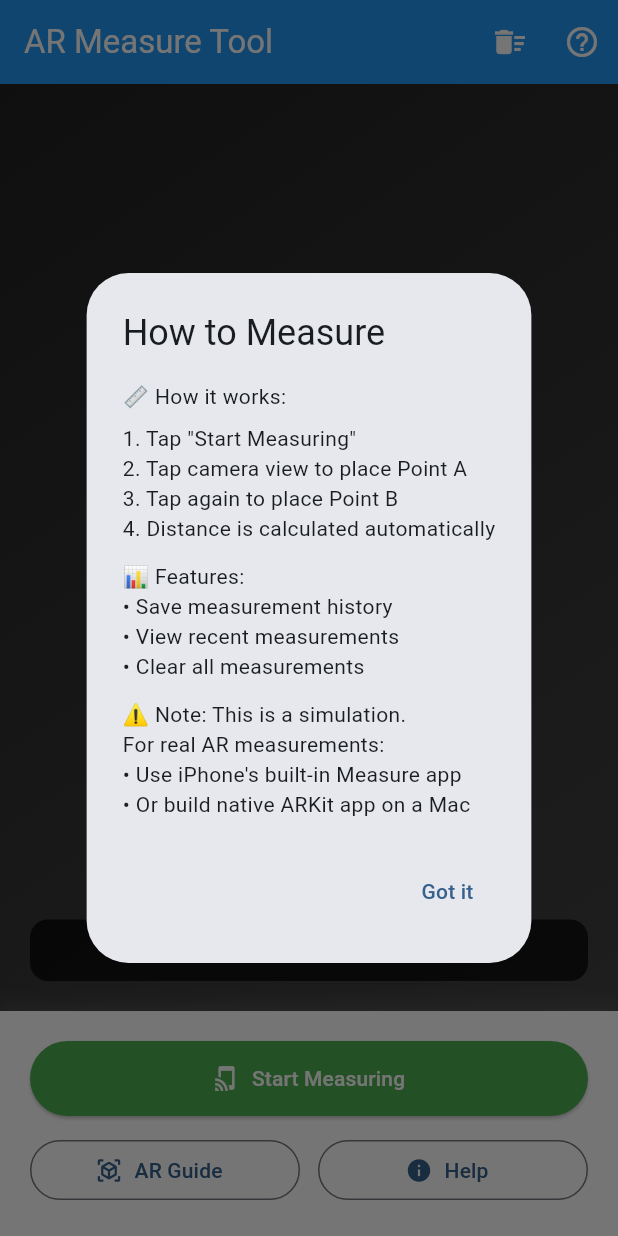
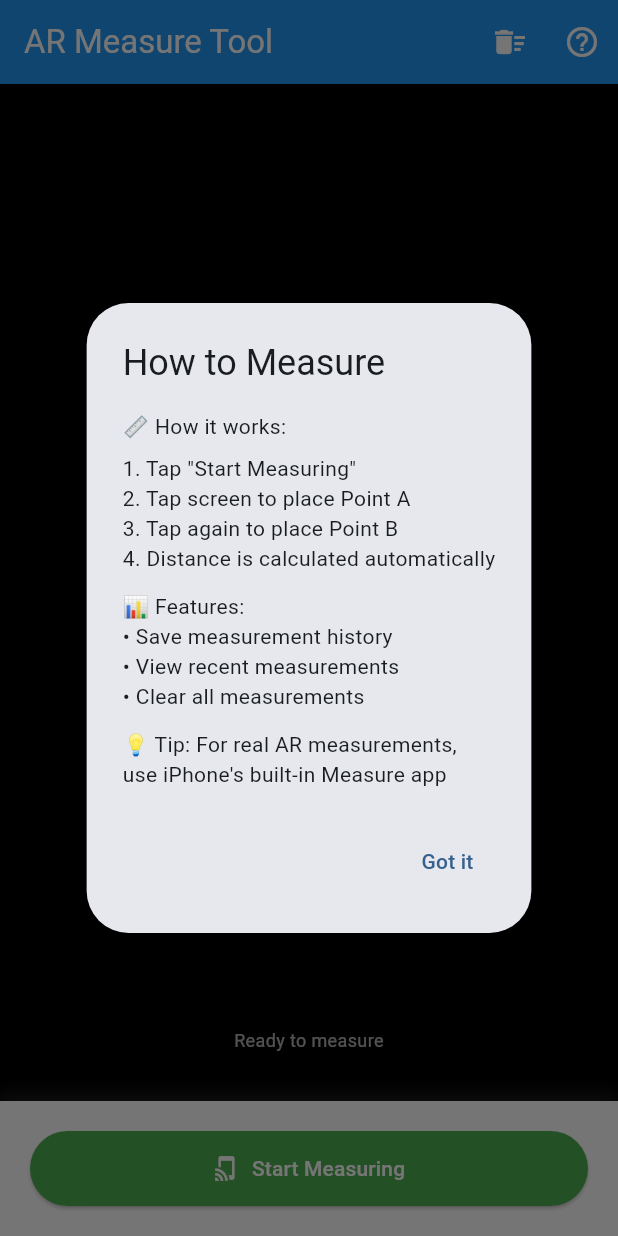
Before and after one commit to veenlf/measure_app, a Flutter app: the screen it shows after launch, after a tap on "Start Measuring", after a tap on the "delete sweep" icon, after a tap on the "help outline" icon, on a phone screen of 412 x 824 dp. Run offline on Flutter 3.47's test engine with Material 3 defaults, Android fonts, the phone set to English and light mode, and no system bars.

Commit message:
measure app trial

```diff
--- a/lib/main.dart
+++ b/lib/main.dart
@@ -32,7 +32,7 @@ class _ARMeasureScreenState extends State<ARMeasureScreen> {
   bool isMeasuring = false;
   String currentStatus = "Ready to measure";
   double currentDistance = 0.0;
-  int measurementStep = 0; // 0 = not measuring, 1 = waiting for first tap, 2 = waiting for second tap
+  int measurementStep = 0;
 
   @override
   Widget build(BuildContext context) {
@@ -51,7 +51,9 @@ class _ARMeasureScreenState extends State<ARMeasureScreen> {
                 measurementStep = 0;
                 currentStatus = "Ready to measure";
               });
-              _showSnackBar('All measurements cleared');
+              ScaffoldMessenger.of(context).showSnackBar(
+                const SnackBar(content: Text('All measurements cleared')),
+              );
             },
           ),
           IconButton(
@@ -62,7 +64,7 @@ class _ARMeasureScreenState extends State<ARMeasureScreen> {
       ),
       body: Column(
         children: [
-          // AR Camera View (Simulated for Web)
+          // Main AR Area
           Expanded(
             flex: 3,
             child: GestureDetector(
@@ -71,42 +73,34 @@ class _ARMeasureScreenState extends State<ARMeasureScreen> {
                 color: Colors.black,
                 child: Stack(
                   children: [
-                    // Camera placeholder
-                    Container(
-                      decoration: BoxDecoration(
-                        gradient: LinearGradient(
-                          begin: Alignment.topLeft,
-                          end: Alignment.bottomRight,
-                          colors: [Colors.grey[900]!, Colors.grey[800]!],
-                        ),
-                      ),
-                      child: Center(
+                    // Background with instructions
+                    Center(
                       child: Column(
                         mainAxisAlignment: MainAxisAlignment.center,
                         children: [
                           Icon(
-                              Icons.camera_alt,
+                            Icons.center_focus_strong,
                             size: 80,
                             color: Colors.white.withOpacity(0.3),
                           ),
                           const SizedBox(height: 20),
                           Text(
-                              'Tap anywhere to measure',
+                            'Tap to Measure',
                             style: TextStyle(
                               color: Colors.white.withOpacity(0.5),
-                                fontSize: 16,
+                              fontSize: 18,
+                              fontWeight: FontWeight.bold,
                             ),
                           ),
                           const SizedBox(height: 10),
                           Text(
-                              'Point A → Point B = Distance',
+                            'Tap anywhere to place points',
                             style: TextStyle(
                               color: Colors.white.withOpacity(0.3),
                               fontSize: 12,
                             ),
                           ),
                         ],
-                        ),
                       ),
                     ),
 
@@ -127,7 +121,7 @@ class _ARMeasureScreenState extends State<ARMeasureScreen> {
                       ),
                     ),
 
-                    // Current measurement display
+                    // Measurement Display
                     if (currentDistance > 0 && measurementStep == 0)
                       Positioned(
                         top: 20,
@@ -160,7 +154,7 @@ class _ARMeasureScreenState extends State<ARMeasureScreen> {
                         ),
                       ),
 
-                    // Measuring status
+                    // Measuring Status
                     if (measurementStep > 0)
                       Positioned(
                         top: 20,
@@ -181,7 +175,7 @@ class _ARMeasureScreenState extends State<ARMeasureScreen> {
                                   fontWeight: FontWeight.bold,
                                 ),
                               ),
-                              const SizedBox(height: 5),
+                              const SizedBox(height: 8),
                               LinearProgressIndicator(
                                 backgroundColor: Colors.white.withOpacity(0.3),
                                 valueColor: const AlwaysStoppedAnimation(Colors.white),
@@ -191,7 +185,7 @@ class _ARMeasureScreenState extends State<ARMeasureScreen> {
                         ),
                       ),
 
-                    // Status
+                    // Status Bar
                     Positioned(
                       bottom: 20,
                       left: 20,
@@ -244,13 +238,6 @@ class _ARMeasureScreenState extends State<ARMeasureScreen> {
                             color: Colors.white,
                             borderRadius: BorderRadius.circular(12),
                             border: Border.all(color: Colors.grey.shade300),
-                            boxShadow: [
-                              BoxShadow(
-                                color: Colors.grey.withOpacity(0.1),
-                                blurRadius: 4,
-                                offset: const Offset(0, 2),
-                              ),
-                            ],
                           ),
                           child: Column(
                             mainAxisAlignment: MainAxisAlignment.center,
@@ -279,7 +266,7 @@ class _ARMeasureScreenState extends State<ARMeasureScreen> {
               ),
             ),
 
-          // Control Buttons
+          // Buttons
           Container(
             padding: const EdgeInsets.all(20),
             decoration: BoxDecoration(
@@ -293,9 +280,7 @@ class _ARMeasureScreenState extends State<ARMeasureScreen> {
                 ),
               ],
             ),
-            child: Column(
-              children: [
-                Row(
+            child: Row(
               children: [
                 Expanded(
                   child: ElevatedButton.icon(
@@ -311,28 +296,6 @@ class _ARMeasureScreenState extends State<ARMeasureScreen> {
                 ),
               ],
             ),
-                const SizedBox(height: 12),
-                Row(
-                  children: [
-                    Expanded(
-                      child: OutlinedButton.icon(
-                        onPressed: _openARGuide,
-                        icon: const Icon(Icons.view_in_ar),
-                        label: const Text('AR Guide'),
-                      ),
-                    ),
-                    const SizedBox(width: 12),
-                    Expanded(
-                      child: OutlinedButton.icon(
-                        onPressed: _showHelp,
-                        icon: const Icon(Icons.info),
-                        label: const Text('Help'),
-                      ),
-                    ),
-                  ],
-                ),
-              ],
-            ),
           ),
         ],
       ),
@@ -341,15 +304,16 @@ class _ARMeasureScreenState extends State<ARMeasureScreen> {
 
   void _handleTap() {
     if (measurementStep == 1) {
-      // First tap - Place Point A
       setState(() {
         measurementStep = 2;
         currentStatus = 'Tap again to place Point B';
       });
-      _showSnackBar('📍 Point A placed');
+      ScaffoldMessenger.of(context).showSnackBar(
+        const SnackBar(content: Text('📍 Point A placed'), duration: Duration(seconds: 1)),
+      );
     }
     else if (measurementStep == 2) {
-      // Second tap - Place Point B and calculate distance
+      // Simulate a measurement (15-65 cm range)
       final simulatedDistance = 15.0 + (DateTime.now().millisecondsSinceEpoch % 500) / 10;
 
       setState(() {
@@ -357,7 +321,6 @@ class _ARMeasureScreenState extends State<ARMeasureScreen> {
         measurementStep = 0;
         currentStatus = 'Measurement complete! ${simulatedDistance.toStringAsFixed(1)} cm';
 
-        // Save measurement
         measurements.insert(
           0,
           Measurement(
@@ -368,7 +331,9 @@ class _ARMeasureScreenState extends State<ARMeasureScreen> {
         );
       });
 
-      _showSnackBar('📏 Measured: ${simulatedDistance.toStringAsFixed(1)} cm');
+      ScaffoldMessenger.of(context).showSnackBar(
+        SnackBar(content: Text('📏 Measured: ${simulatedDistance.toStringAsFixed(1)} cm')),
+      );
     }
   }
 
@@ -377,44 +342,8 @@ class _ARMeasureScreenState extends State<ARMeasureScreen> {
       measurementStep = 1;
       currentStatus = 'Tap screen to place Point A';
     });
-    _showSnackBar('Tap anywhere on the camera view to start measuring');
-  }
-
-  void _openARGuide() {
-    showDialog(
-      context: context,
-      builder: (context) => AlertDialog(
-        title: const Text('AR on iPhone'),
-        content: const Column(
-          mainAxisSize: MainAxisSize.min,
-          crossAxisAlignment: CrossAxisAlignment.start,
-          children: [
-            Text('To view 3D models in AR on your iPhone:'),
-            SizedBox(height: 12),
-            Text('1. Open this app in Safari'),
-            Text('2. Visit this URL:'),
-            SizedBox(height: 8),
-            SelectableText(
-              'https://developer.apple.com/augmented-reality/quick-look/',
-              style: TextStyle(color: Colors.blue, fontSize: 12),
-            ),
-            SizedBox(height: 12),
-            Text('3. Tap any .usdz file'),
-            Text('4. Tap "View in AR"'),
-            SizedBox(height: 16),
-            Text('💡 For true AR measurement, you would need:'),
-            Text('• A Mac computer'),
-            Text('• Xcode installed'),
-            Text('• Native iOS Flutter app with ARKit'),
-          ],
-        ),
-        actions: [
-          TextButton(
-            onPressed: () => Navigator.pop(context),
-            child: const Text('Close'),
-          ),
-        ],
-      ),
+    ScaffoldMessenger.of(context).showSnackBar(
+      const SnackBar(content: Text('Tap anywhere to start measuring')),
     );
   }
 
@@ -430,7 +359,7 @@ class _ARMeasureScreenState extends State<ARMeasureScreen> {
             Text('📏 How it works:'),
             SizedBox(height: 8),
             Text('1. Tap "Start Measuring"'),
-            Text('2. Tap camera view to place Point A'),
+            Text('2. Tap screen to place Point A'),
             Text('3. Tap again to place Point B'),
             Text('4. Distance is calculated automatically'),
             SizedBox(height: 12),
@@ -439,10 +368,8 @@ class _ARMeasureScreenState extends State<ARMeasureScreen> {
             Text('• View recent measurements'),
             Text('• Clear all measurements'),
             SizedBox(height: 12),
-            Text('⚠️ Note: This is a simulation.'),
-            Text('For real AR measurements:'),
-            Text('• Use iPhone\'s built-in Measure app'),
-            Text('• Or build native ARKit app on a Mac'),
+            Text('💡 Tip: For real AR measurements,'),
+            Text('use iPhone\'s built-in Measure app'),
           ],
         ),
         actions: [
@@ -451,16 +378,6 @@ class _ARMeasureScreenState extends State<ARMeasureScreen> {
             child: const Text('Got it'),
           ),
         ],
-      ),
-    );
-  }
-
-  void _showSnackBar(String message) {
-    ScaffoldMessenger.of(context).showSnackBar(
-      SnackBar(
-        content: Text(message),
-        duration: const Duration(seconds: 2),
-        behavior: SnackBarBehavior.floating,
       ),
     );
   }
@@ -477,5 +394,3 @@ class Measurement {
     required this.dateTime,
   });
 }
-
-//sAS
```
Lines whose indentation alone changed are shown as unchanged.
